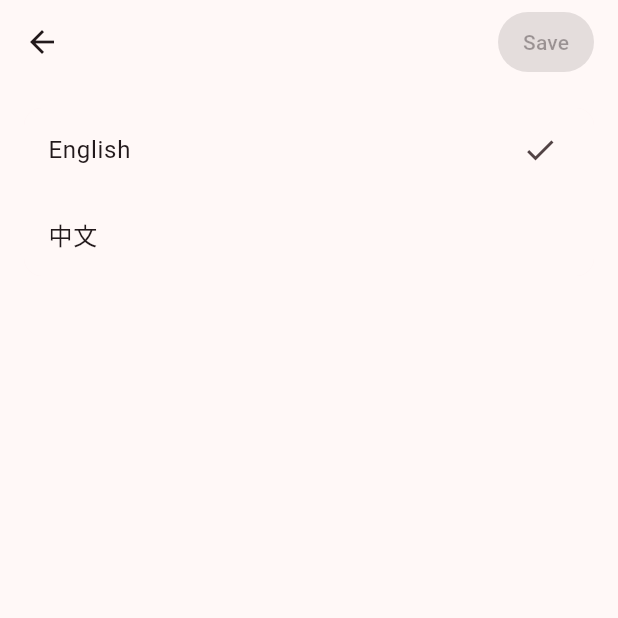
After one commit to yemo0/flutter_component, a Flutter app: the LanguagePage screen opened directly, on a phone screen of 412 x 824 dp, the top half of it. The commit adds this screen. Run offline on Flutter 3.47's test engine with Material 3 defaults, Android fonts, the phone set to English and light mode, and no system bars; our stand-ins replace flutter_highlight, flutter_riverpod, go_router, riverpod_annotation, shared_preferences; missing offline and left inert: flutter_code_editor, highlight; accounts and stored records are empty; generated files the repository leaves out were written again.

Commit message:
add page

```diff
--- /dev/null
+++ b/assets/widgets/pages/language/language_repo.dart
@@ -0,0 +1,4 @@
+abstract class LanguageRepo {
+  Future<String> getLocale();
+  Future<bool> setLocale(String locale);
+}
--- a/lib/common.dart
+++ b/lib/common.dart
@@ -1,5 +1,5 @@
 import 'package:flutter/material.dart';
-import 'package:flutter_riverpod/flutter_riverpod.dart';
+import 'package:flutter_riverpod/legacy.dart';
 
 final currentIndex = StateProvider((ref) => 0);
 final pageController = PageController();
--- /dev/null
+++ b/lib/widgets/pages/language/language.dart
@@ -0,0 +1,74 @@
+import 'package:flutter/material.dart';
+import 'package:flutter_component/widgets/pages/language/language_provider.dart';
+import 'package:flutter_riverpod/flutter_riverpod.dart';
+
+class Language {
+  final String name;
+  final String code;
+
+  Language(this.name, this.code);
+}
+
+class LanguagePage extends ConsumerStatefulWidget {
+  const LanguagePage({super.key});
+
+  @override
+  ConsumerState<ConsumerStatefulWidget> createState() => _LanguagePageState();
+}
+
+class _LanguagePageState extends ConsumerState<LanguagePage> {
+  final List<Language> languages = [Language('English', 'en'), Language('中文', 'zh')];
+
+  String? _selectedLanguage;
+
+  @override
+  Widget build(BuildContext context) {
+    final languageState = ref.watch(languageProvider);
+    final languageNotif = ref.read(languageProvider.notifier);
+    _selectedLanguage ??= languageState.value?.languageCode;
+
+    final isLanguageChanged = _selectedLanguage != languageState.value?.languageCode;
+
+    return Scaffold(
+      appBar: AppBar(
+        actions: [
+          ElevatedButton(
+            style: ElevatedButton.styleFrom(
+              elevation: 0,
+              padding: const EdgeInsets.symmetric(horizontal: 8, vertical: 4),
+            ),
+            onPressed: isLanguageChanged
+                ? () {
+                    languageNotif.setLocale(Locale(_selectedLanguage!));
+                    Navigator.pop(context);
+                  }
+                : null,
+            // child: Text(AppLocalizations.of(context)!.save),
+            child: const Text("Save"),
+          ),
+          const SizedBox(width: 16),
+        ],
+      ),
+      body: Padding(
+        padding: const EdgeInsets.all(16),
+        child: Card(
+          margin: EdgeInsets.zero,
+          elevation: 0,
+          clipBehavior: Clip.antiAlias,
+          child: ListView.builder(
+            shrinkWrap: true,
+            itemBuilder: (context, index) => ListTile(
+              title: Text(languages[index].name),
+              tileColor: Theme.of(context).colorScheme.surface,
+              trailing: languages[index].code == _selectedLanguage ? const Icon(Icons.check) : null,
+              onTap: () {
+                setState(() => _selectedLanguage = languages[index].code);
+              },
+            ),
+            itemCount: languages.length,
+          ),
+        ),
+      ),
+    );
+  }
+}
--- /dev/null
+++ b/lib/widgets/pages/language/language_repo.dart
@@ -0,0 +1,4 @@
+abstract class LanguageRepo {
+  Future<String> getLocale();
+  Future<bool> setLocale(String locale);
+}
--- a/lib/widgets_load.dart
+++ b/lib/widgets_load.dart
@@ -2,8 +2,7 @@ import 'package:flutter/services.dart';
 import 'package:flutter_component/widget_data.dart';
 
 final widgetsLoadData = {};
-void widgetsLoad () async {
-
+void widgetsLoad() async {
   for (var v in widgetData) {
     for (var element in v.widgetList) {
       if (element.fileName == null) continue;
```
Also changed, not shown: assets/widgets/pages/language/language.dart (added, +39 -0 lines), assets/widgets/pages/language/language_repo_impl.dart (added, +17 -0 lines), lib/widget_data.dart (+7 -0 lines), lib/widgets/pages/language/language_provider.dart (added, +28 -0 lines), lib/widgets/pages/language/language_repo_impl.dart (added, +17 -0 lines), pubspec.yaml (+8 -1 lines), lib/widgets/pages/language/language_provider.g.dart (added), pubspec.lock, 1 other file.
